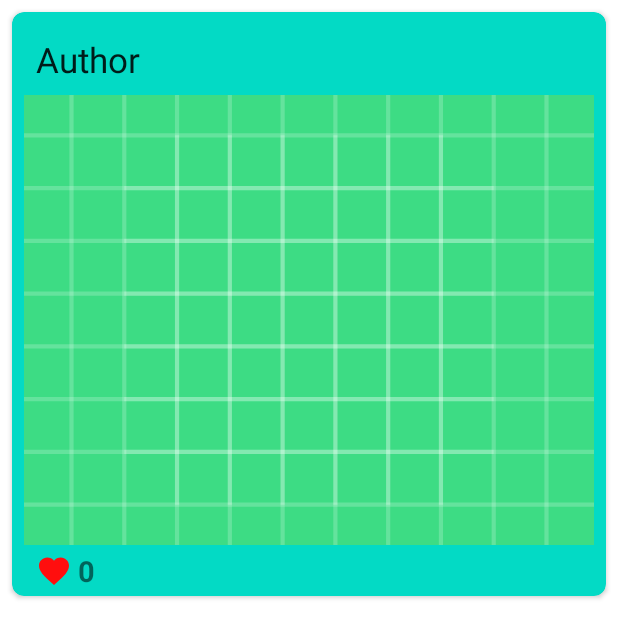
After one commit to SyedAhmedKamal/FirebaseSocialAppJava, an Android app: the layout user_post_layout.xml on its own in the app's theme, with its tools: preview values and no code run, on a phone screen of 412 x 824 dp. The commit adds this screen. Shown: the top 638 px of the screen. Run offline under Robolectric (Android 15) with nearby library versions, the phone set to English and light mode, and no system bars.

Commit message:
post layout

```diff
--- /dev/null
+++ b/app/src/main/res/drawable/ic_baseline_favorite_24.xml
@@ -0,0 +1,5 @@
+<vector android:height="24dp" android:tint="#FF0E0E"
+    android:viewportHeight="24" android:viewportWidth="24"
+    android:width="24dp" xmlns:android="http://schemas.android.com/apk/res/android">
+    <path android:fillColor="@android:color/white" android:pathData="M12,21.35l-1.45,-1.32C5.4,15.36 2,12.28 2,8.5 2,5.42 4.42,3 7.5,3c1.74,0 3.41,0.81 4.5,2.09C13.09,3.81 14.76,3 16.5,3 19.58,3 22,5.42 22,8.5c0,3.78 -3.4,6.86 -8.55,11.54L12,21.35z"/>
+</vector>
--- a/app/src/main/res/layout/activity_user_post.xml
+++ b/app/src/main/res/layout/activity_user_post.xml
@@ -6,4 +6,16 @@
     android:layout_height="match_parent"
     tools:context=".view.UserPostActivity">
 
+    <androidx.recyclerview.widget.RecyclerView
+        android:id="@+id/recyclerView"
+        android:layout_width="0dp"
+        android:layout_height="0dp"
+        android:layout_marginStart="1dp"
+        android:layout_marginTop="1dp"
+        android:layout_marginEnd="1dp"
+        android:layout_marginBottom="1dp"
+        app:layout_constraintBottom_toBottomOf="parent"
+        app:layout_constraintEnd_toEndOf="parent"
+        app:layout_constraintStart_toStartOf="parent"
+        app:layout_constraintTop_toTopOf="parent" />
 </androidx.constraintlayout.widget.ConstraintLayout>
--- /dev/null
+++ b/app/src/main/res/layout/user_post_layout.xml
@@ -0,0 +1,76 @@
+<?xml version="1.0" encoding="utf-8"?>
+<androidx.constraintlayout.widget.ConstraintLayout xmlns:android="http://schemas.android.com/apk/res/android"
+    xmlns:app="http://schemas.android.com/apk/res-auto"
+    xmlns:tools="http://schemas.android.com/tools"
+    android:layout_width="match_parent"
+    android:layout_height="wrap_content">
+
+    <androidx.cardview.widget.CardView
+        app:cardBackgroundColor="@color/teal_200"
+        app:cardCornerRadius="8dp"
+        android:layout_width="match_parent"
+        android:layout_height="match_parent"
+        android:layout_margin="8dp"
+        app:layout_constraintBottom_toBottomOf="parent"
+        app:layout_constraintEnd_toEndOf="parent"
+        app:layout_constraintStart_toStartOf="parent"
+        app:layout_constraintTop_toTopOf="parent" >
+
+        <androidx.constraintlayout.widget.ConstraintLayout
+            android:layout_width="match_parent"
+            android:layout_height="match_parent">
+
+            <TextView
+                android:id="@+id/author_name"
+                android:layout_width="wrap_content"
+                android:layout_height="wrap_content"
+                android:layout_margin="16dp"
+                android:text="Author"
+                android:textAppearance="@style/TextAppearance.AppCompat.Headline"
+                android:textSize="23sp"
+                app:layout_constraintEnd_toEndOf="parent"
+                app:layout_constraintHorizontal_bias="0.0"
+                app:layout_constraintStart_toStartOf="parent"
+                app:layout_constraintTop_toTopOf="parent" />
+
+            <ImageView
+                android:scaleType="centerCrop"
+                android:layout_margin="8dp"
+                android:id="@+id/post_image"
+                android:layout_width="match_parent"
+                android:layout_height="300dp"
+                app:layout_constraintEnd_toEndOf="parent"
+                app:layout_constraintStart_toStartOf="parent"
+                app:layout_constraintTop_toBottomOf="@+id/author_name"
+                app:srcCompat="@drawable/ic_launcher_background" />
+
+            <ImageView
+                android:id="@+id/imageView3"
+                android:layout_width="wrap_content"
+                android:layout_height="wrap_content"
+                android:layout_marginStart="8dp"
+                app:layout_constraintBottom_toBottomOf="@+id/textView4"
+                app:layout_constraintEnd_toEndOf="@+id/post_image"
+                app:layout_constraintHorizontal_bias="0.0"
+                app:layout_constraintStart_toStartOf="@+id/post_image"
+                app:layout_constraintTop_toTopOf="@+id/textView4"
+                app:srcCompat="@drawable/ic_baseline_favorite_24" />
+
+            <TextView
+                android:layout_marginBottom="16dp"
+                android:id="@+id/textView4"
+                android:layout_width="wrap_content"
+                android:layout_height="wrap_content"
+                android:layout_margin="4dp"
+                android:text="0"
+                android:textSize="19sp"
+                android:textStyle="bold"
+                app:layout_constraintBottom_toBottomOf="parent"
+                app:layout_constraintEnd_toEndOf="parent"
+                app:layout_constraintHorizontal_bias="0.0"
+                app:layout_constraintStart_toEndOf="@+id/imageView3"
+                app:layout_constraintTop_toBottomOf="@+id/post_image"
+                app:layout_constraintVertical_bias="0.0" />
+        </androidx.constraintlayout.widget.ConstraintLayout>
+    </androidx.cardview.widget.CardView>
+</androidx.constraintlayout.widget.ConstraintLayout>
```
